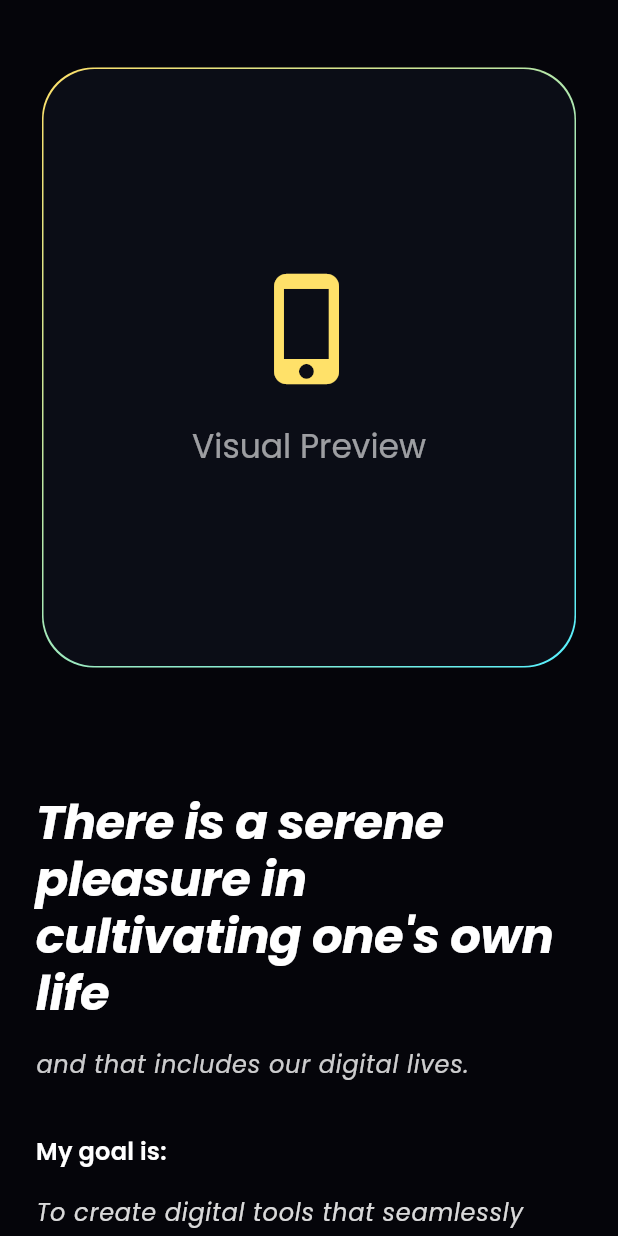
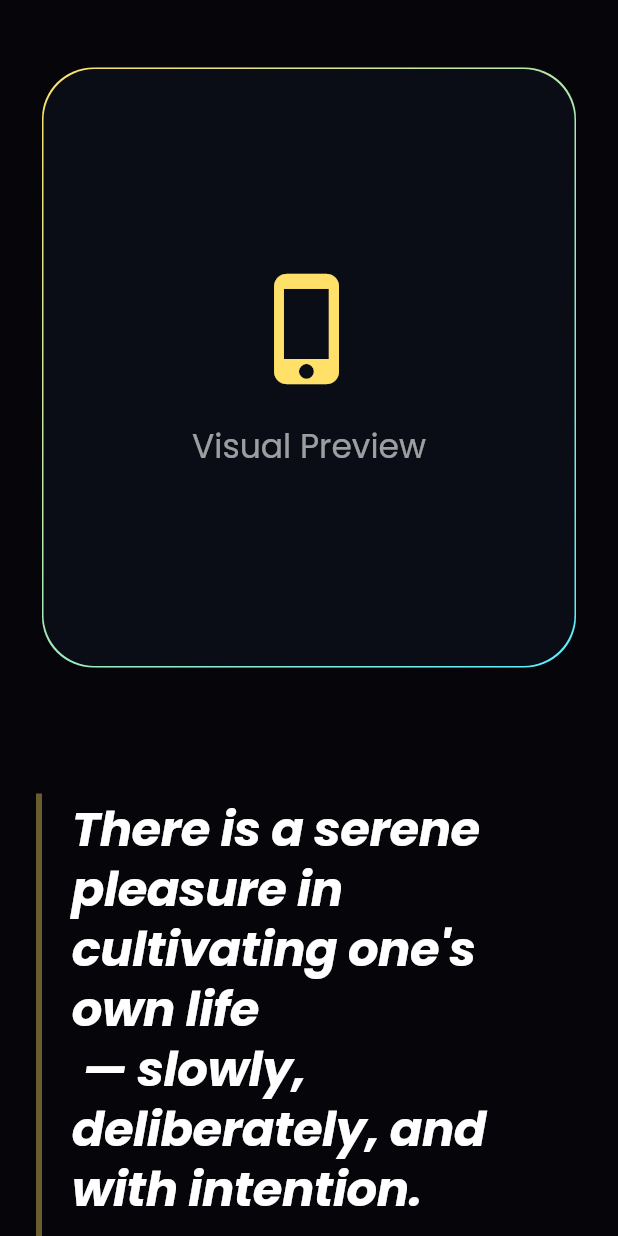
Before and after one commit to LokiBoyy/evius.life, a Flutter app: the screen it shows after launch, scrolled down 576 dp, on a phone screen of 412 x 824 dp. Run offline on Flutter 3.47's test engine with Material 3 defaults, Android fonts, the phone set to English and light mode, and no system bars; drawn by our look-alikes of flutter_animate; our stand-ins replace google_fonts; missing offline and left inert: dart:html.

Commit message:
Compleated worker section text

```diff
--- a/evius_life_site/lib/config/constants.dart
+++ b/evius_life_site/lib/config/constants.dart
@@ -5,6 +5,7 @@ class AppConstants {
   // Colors
   static const neonAmber = 0xFFFFE169;
   static const electricCyan = 0xFF56F0FF;
+  static const lifeTrackerGreen = 0xFF4ADE80;
   static const darkSurface = 0xFF0B0D16;
   static const darkBackground = 0xFF05050A;
 
--- a/evius_life_site/lib/config/theme.dart
+++ b/evius_life_site/lib/config/theme.dart
@@ -8,6 +8,7 @@ class AppTheme {
 
   static const Color neonAmber = Color(AppConstants.neonAmber);
   static const Color electricCyan = Color(AppConstants.electricCyan);
+  static const Color lifeTrackerGreen = Color(AppConstants.lifeTrackerGreen);
   static const Color darkSurface = Color(AppConstants.darkSurface);
   static const Color darkBackground = Color(AppConstants.darkBackground);
 
@@ -85,10 +86,10 @@ class AppTheme {
       onSecondary: Colors.black,
       secondaryContainer: electricCyan.withValues(alpha: 0.2),
       onSecondaryContainer: electricCyan,
-      tertiary: electricCyan,
+      tertiary: lifeTrackerGreen,
       onTertiary: Colors.black,
-      tertiaryContainer: electricCyan.withValues(alpha: 0.2),
-      onTertiaryContainer: electricCyan,
+      tertiaryContainer: lifeTrackerGreen.withValues(alpha: 0.2),
+      onTertiaryContainer: lifeTrackerGreen,
       surface: darkSurface,
       onSurface: Colors.white,
       surfaceContainerHighest: const Color(0xFF1A1D2A),
--- a/evius_life_site/lib/widgets/philosophy_section.dart
+++ b/evius_life_site/lib/widgets/philosophy_section.dart
@@ -50,37 +50,7 @@ class PhilosophyAndPrinciplesSection extends StatelessWidget {
     return Column(
       crossAxisAlignment: CrossAxisAlignment.start,
       children: [
-        Text(
-          'There is a serene pleasure in cultivating one\'s own life',
-          style: theme.textTheme.headlineLarge?.copyWith(
-            fontWeight: FontWeight.w700,
-            fontSize: Responsive.value(
-              context: context,
-              mobile: 32.0,
-              tablet: 42.0,
-              desktop: 48.0,
-            ),
-            color: theme.colorScheme.onSurface,
-            height: 1.2,
-            letterSpacing: -0.3,
-            fontStyle: FontStyle.italic,
-          ),
-        ).animate().fadeIn(duration: 500.ms, delay: 100.ms),
-        SizedBox(height: 16),
-        Text(
-          'and that includes our digital lives.',
-          style: theme.textTheme.bodyLarge?.copyWith(
-            color: theme.colorScheme.onSurface.withValues(alpha: 0.8),
-            height: 1.6,
-            fontSize: Responsive.value(
-              context: context,
-              mobile: 16.0,
-              tablet: 18.0,
-              desktop: 20.0,
-            ),
-            fontStyle: FontStyle.italic,
-          ),
-        ).animate().fadeIn(duration: 500.ms, delay: 200.ms),
+        _buildQuoteBlock(context, theme, isMobile),
         SizedBox(height: isMobile ? 32 : 40),
         Text(
           'My goal is:',
@@ -110,6 +80,65 @@ class PhilosophyAndPrinciplesSection extends StatelessWidget {
           500.ms,
         ),
       ],
+    );
+  }
+
+  Widget _buildQuoteBlock(
+    BuildContext context,
+    ThemeData theme,
+    bool isMobile,
+  ) {
+    return Container(
+      padding: EdgeInsets.only(
+        left: isMobile ? 20 : 28,
+        top: 4,
+        bottom: 4,
+      ),
+      decoration: BoxDecoration(
+        border: Border(
+          left: BorderSide(
+            color: theme.colorScheme.primary.withValues(alpha: 0.4),
+            width: 4,
+          ),
+        ),
+      ),
+      child: Column(
+        crossAxisAlignment: CrossAxisAlignment.start,
+        children: [
+          Text(
+            'There is a serene pleasure in cultivating one\'s own life \n — slowly, deliberately, and with intention.',
+            style: theme.textTheme.headlineLarge?.copyWith(
+              fontWeight: FontWeight.w700,
+              fontSize: Responsive.value(
+                context: context,
+                mobile: 32.0,
+                tablet: 42.0,
+                desktop: 48.0,
+              ),
+              color: theme.colorScheme.onSurface,
+              height: 1.25,
+              letterSpacing: -0.3,
+              fontStyle: FontStyle.italic,
+            ),
+          ).animate().fadeIn(duration: 500.ms, delay: 100.ms),
+          SizedBox(height: 10),
+          Text(
+            'and that includes our digital lives.',
+            style: theme.textTheme.bodyLarge?.copyWith(
+              color: theme.colorScheme.tertiary,
+              height: 1.5,
+              fontSize: Responsive.value(
+                context: context,
+                mobile: 18.0,
+                tablet: 20.0,
+                desktop: 22.0,
+              ),
+              fontStyle: FontStyle.italic,
+              fontWeight: FontWeight.w400,
+            ),
+          ).animate().fadeIn(duration: 500.ms, delay: 200.ms),
+        ],
+      ),
     );
   }
 
--- a/evius_life_site/lib/widgets/work_section.dart
+++ b/evius_life_site/lib/widgets/work_section.dart
@@ -64,7 +64,7 @@ class WorkSection extends StatelessWidget {
             height: isMobile ? AppConstants.spacingSM : AppConstants.spacingMD,
           ),
           Text(
-                'Tools I want to use. Built slowly, with care.',
+            '>> Our tools should respect our attention <<\n >> Our technologies should reflect our humanity <<',
             textAlign: TextAlign.center,
             style: theme.textTheme.titleMedium?.copyWith(
               color: theme.colorScheme.onSurface.withValues(alpha: 0.6),
@@ -81,12 +81,10 @@ class WorkSection extends StatelessWidget {
             gridDelegate: SliverGridDelegateWithFixedCrossAxisCount(
               crossAxisCount: crossAxisCount,
               mainAxisExtent: isMobile ? 400 : 480,
-              crossAxisSpacing: isMobile
-                  ? AppConstants.spacingMD
-                  : AppConstants.spacingLG,
-              mainAxisSpacing: isMobile
-                  ? AppConstants.spacingMD
-                  : AppConstants.spacingLG,
+              crossAxisSpacing:
+                  isMobile ? AppConstants.spacingMD : AppConstants.spacingLG,
+              mainAxisSpacing:
+                  isMobile ? AppConstants.spacingMD : AppConstants.spacingLG,
             ),
             itemBuilder: (context, index) {
               return _buildProjectCard(context, theme, isMobile, index);
@@ -138,15 +136,14 @@ class WorkSection extends StatelessWidget {
               ),
             ),
             SizedBox(
-                  height: isMobile
-                      ? AppConstants.spacingLG
-                      : AppConstants.spacingMD,
+              height:
+                  isMobile ? AppConstants.spacingLG : AppConstants.spacingMD,
             ),
             Row(
               mainAxisAlignment: MainAxisAlignment.spaceBetween,
               crossAxisAlignment: CrossAxisAlignment.start,
               children: [
-                    Flexible(
+                Expanded(
                   child: Text(
                     project.$1,
                     style: theme.textTheme.titleLarge?.copyWith(
@@ -154,6 +151,7 @@ class WorkSection extends StatelessWidget {
                       color: theme.colorScheme.onSurface,
                     ),
                     overflow: TextOverflow.ellipsis,
+                    maxLines: 2,
                   ),
                 ),
                 const SizedBox(width: AppConstants.spacingSM),
@@ -170,8 +168,7 @@ class WorkSection extends StatelessWidget {
                     horizontal: AppConstants.spacingSM,
                     vertical: 6,
                   ),
-                      backgroundColor:
-                          theme.colorScheme.surfaceContainerHighest,
+                  backgroundColor: theme.colorScheme.surfaceContainerHighest,
                   side: BorderSide(color: theme.colorScheme.outline),
                 ),
               ],
@@ -187,10 +184,7 @@ class WorkSection extends StatelessWidget {
           ],
         ),
       ),
-        )
-        .animate()
-        .fadeIn(duration: 600.ms, delay: (400 + (index * 150)).ms)
-        .scale(
+    ).animate().fadeIn(duration: 600.ms, delay: (400 + (index * 150)).ms).scale(
           begin: const Offset(0.95, 0.95),
           end: const Offset(1, 1),
           duration: 600.ms,
```
Lines whose indentation alone changed are shown as unchanged.
